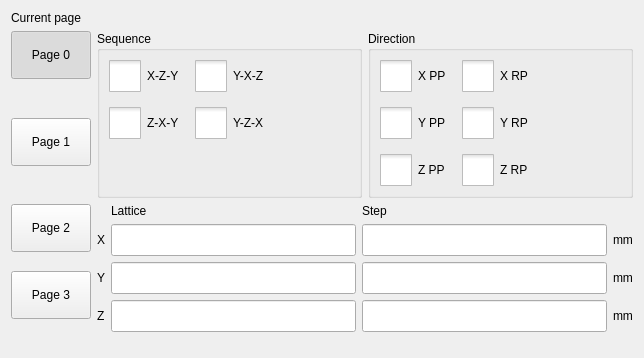
Before: the Qt Designer form hcsettings/ichcstackedsettingsframe.ui in GaussCheng/2-5AxisPunch, drawn with Qt 5.
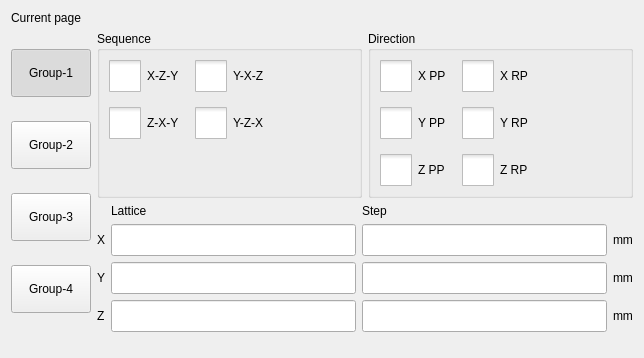
After: the same form once the commit is applied. Icons and pictures are not drawn. Custom widgets are drawn as their Qt base class.

Patch:
```diff
--- a/hcsettings/ichcstackedsettingsframe.ui
+++ b/hcsettings/ichcstackedsettingsframe.ui
@@ -27,7 +27,138 @@
      </property>
     </widget>
    </item>
-   <item row="1" column="1" rowspan="4">
+   <item row="1" column="0" rowspan="2">
+    <layout class="QVBoxLayout" name="verticalLayout">
+     <item>
+      <widget class="QPushButton" name="page0ToolButton">
+       <property name="sizePolicy">
+        <sizepolicy hsizetype="Fixed" vsizetype="Fixed">
+         <horstretch>0</horstretch>
+         <verstretch>0</verstretch>
+        </sizepolicy>
+       </property>
+       <property name="minimumSize">
+        <size>
+         <width>80</width>
+         <height>48</height>
+        </size>
+       </property>
+       <property name="maximumSize">
+        <size>
+         <width>80</width>
+         <height>48</height>
+        </size>
+       </property>
+       <property name="text">
+        <string>Group-1</string>
+       </property>
+       <property name="checkable">
+        <bool>true</bool>
+       </property>
+       <property name="checked">
+        <bool>true</bool>
+       </property>
+       <attribute name="buttonGroup">
+        <string>buttonGroup_2</string>
+       </attribute>
+      </widget>
+     </item>
+     <item>
+      <widget class="QPushButton" name="page1ToolButton">
+       <property name="sizePolicy">
+        <sizepolicy hsizetype="Fixed" vsizetype="Fixed">
+         <horstretch>0</horstretch>
+         <verstretch>0</verstretch>
+        </sizepolicy>
+       </property>
+       <property name="minimumSize">
+        <size>
+         <width>80</width>
+         <height>48</height>
+        </size>
+       </property>
+       <property name="maximumSize">
+        <size>
+         <width>80</width>
+         <height>48</height>
+        </size>
+       </property>
+       <property name="text">
+        <string>Group-2</string>
+       </property>
+       <property name="checkable">
+        <bool>true</bool>
+       </property>
+       <attribute name="buttonGroup">
+        <string>buttonGroup_2</string>
+       </attribute>
+      </widget>
+     </item>
+     <item>
+      <widget class="QPushButton" name="page2ToolButton">
+       <property name="sizePolicy">
+        <sizepolicy hsizetype="Fixed" vsizetype="Fixed">
+         <horstretch>0</horstretch>
+         <verstretch>0</verstretch>
+        </sizepolicy>
+       </property>
+       <property name="minimumSize">
+        <size>
+         <width>80</width>
+         <height>48</height>
+        </size>
+       </property>
+       <property name="maximumSize">
+        <size>
+         <width>80</width>
+         <height>48</height>
+        </size>
+       </property>
+       <property name="text">
+        <string>Group-3</string>
+       </property>
+       <property name="checkable">
+        <bool>true</bool>
+       </property>
+       <attribute name="buttonGroup">
+        <string>buttonGroup_2</string>
+       </attribute>
+      </widget>
+     </item>
+     <item>
+      <widget class="QPushButton" name="page3ToolButton">
+       <property name="sizePolicy">
+        <sizepolicy hsizetype="Fixed" vsizetype="Fixed">
+         <horstretch>0</horstretch>
+         <verstretch>0</verstretch>
+        </sizepolicy>
+       </property>
+       <property name="minimumSize">
+        <size>
+         <width>80</width>
+         <height>48</height>
+        </size>
+       </property>
+       <property name="maximumSize">
+        <size>
+         <width>80</width>
+         <height>48</height>
+        </size>
+       </property>
+       <property name="text">
+        <string>Group-4</string>
+       </property>
+       <property name="checkable">
+        <bool>true</bool>
+       </property>
+       <attribute name="buttonGroup">
+        <string>buttonGroup_2</string>
+       </attribute>
+      </widget>
+     </item>
+    </layout>
+   </item>
+   <item row="1" column="1">
     <layout class="QHBoxLayout" name="horizontalLayout">
      <item>
       <widget class="QGroupBox" name="groupBox">
@@ -324,7 +455,7 @@
      </item>
     </layout>
    </item>
-   <item row="5" column="1" rowspan="4">
+   <item row="2" column="1">
     <layout class="QGridLayout" name="gridLayout">
      <item row="0" column="1">
       <widget class="QLabel" name="label_2">
@@ -444,7 +575,7 @@
      </item>
     </layout>
    </item>
-   <item row="9" column="0">
+   <item row="3" column="0">
     <spacer name="verticalSpacer">
      <property name="orientation">
       <enum>Qt::Vertical</enum>
@@ -457,133 +588,6 @@
      </property>
     </spacer>
    </item>
-   <item row="1" column="0">
-    <widget class="QPushButton" name="page0ToolButton">
-     <property name="sizePolicy">
-      <sizepolicy hsizetype="Fixed" vsizetype="Fixed">
-       <horstretch>0</horstretch>
-       <verstretch>0</verstretch>
-      </sizepolicy>
-     </property>
-     <property name="minimumSize">
-      <size>
-       <width>80</width>
-       <height>48</height>
-      </size>
-     </property>
-     <property name="maximumSize">
-      <size>
-       <width>80</width>
-       <height>48</height>
-      </size>
-     </property>
-     <property name="text">
-      <string>Page 0</string>
-     </property>
-     <property name="checkable">
-      <bool>true</bool>
-     </property>
-     <property name="checked">
-      <bool>true</bool>
-     </property>
-     <attribute name="buttonGroup">
-      <string>buttonGroup_2</string>
-     </attribute>
-    </widget>
-   </item>
-   <item row="3" column="0">
-    <widget class="QPushButton" name="page1ToolButton">
-     <property name="sizePolicy">
-      <sizepolicy hsizetype="Fixed" vsizetype="Fixed">
-       <horstretch>0</horstretch>
-       <verstretch>0</verstretch>
-      </sizepolicy>
-     </property>
-     <property name="minimumSize">
-      <size>
-       <width>80</width>
-       <height>48</height>
-      </size>
-     </property>
-     <property name="maximumSize">
-      <size>
-       <width>80</width>
-       <height>48</height>
-      </size>
-     </property>
-     <property name="text">
-      <string>Page 1</string>
-     </property>
-     <property name="checkable">
-      <bool>true</bool>
-     </property>
-     <attribute name="buttonGroup">
-      <string>buttonGroup_2</string>
-     </attribute>
-    </widget>
-   </item>
-   <item row="5" column="0">
-    <widget class="QPushButton" name="page2ToolButton">
-     <property name="sizePolicy">
-      <sizepolicy hsizetype="Fixed" vsizetype="Fixed">
-       <horstretch>0</horstretch>
-       <verstretch>0</verstretch>
-      </sizepolicy>
-     </property>
-     <property name="minimumSize">
-      <size>
-       <width>80</width>
-       <height>48</height>
-      </size>
-     </property>
-     <property name="maximumSize">
-      <size>
-       <width>80</width>
-       <height>48</height>
-      </size>
-     </property>
-     <property name="text">
-      <string>Page 2</string>
-     </property>
-     <property name="checkable">
-      <bool>true</bool>
-     </property>
-     <attribute name="buttonGroup">
-      <string>buttonGroup_2</string>
-     </attribute>
-    </widget>
-   </item>
-   <item row="7" column="0">
-    <widget class="QPushButton" name="page3ToolButton">
-     <property name="sizePolicy">
-      <sizepolicy hsizetype="Fixed" vsizetype="Fixed">
-       <horstretch>0</horstretch>
-       <verstretch>0</verstretch>
-      </sizepolicy>
-     </property>
-     <property name="minimumSize">
-      <size>
-       <width>80</width>
-       <height>48</height>
-      </size>
-     </property>
-     <property name="maximumSize">
-      <size>
-       <width>80</width>
-       <height>48</height>
-      </size>
-     </property>
-     <property name="text">
-      <string>Page 3</string>
-     </property>
-     <property name="checkable">
-      <bool>true</bool>
-     </property>
-     <attribute name="buttonGroup">
-      <string>buttonGroup_2</string>
-     </attribute>
-    </widget>
-   </item>
   </layout>
  </widget>
  <customwidgets>
```
Left out of the diff: 2 changed lines with no effect on the pictures.
